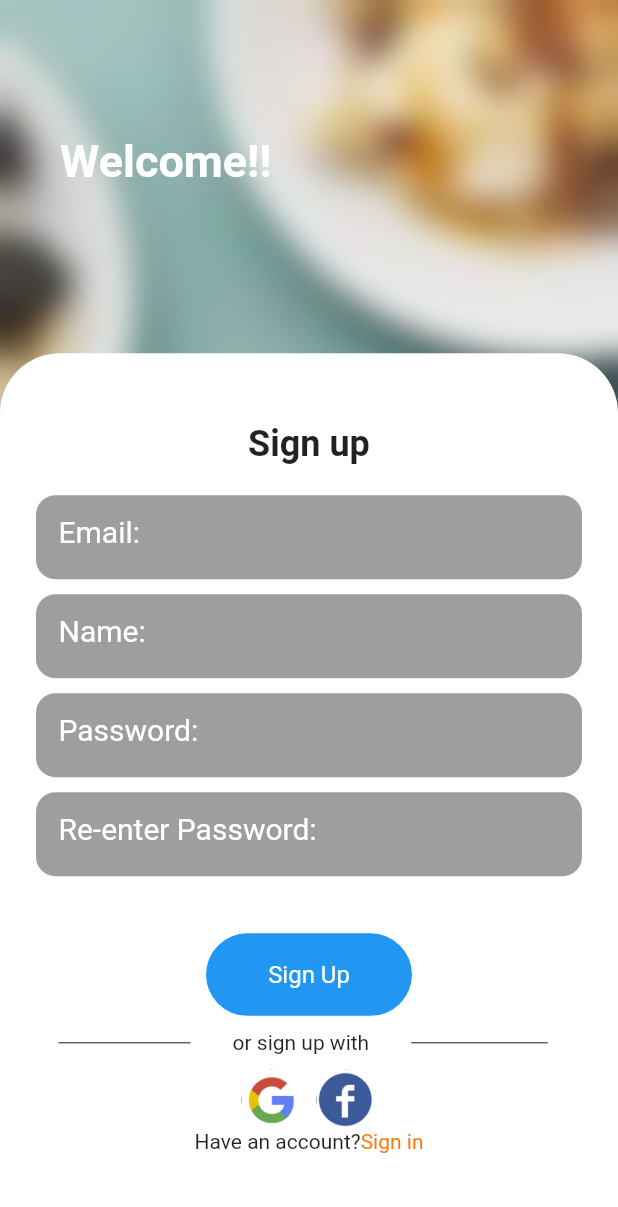
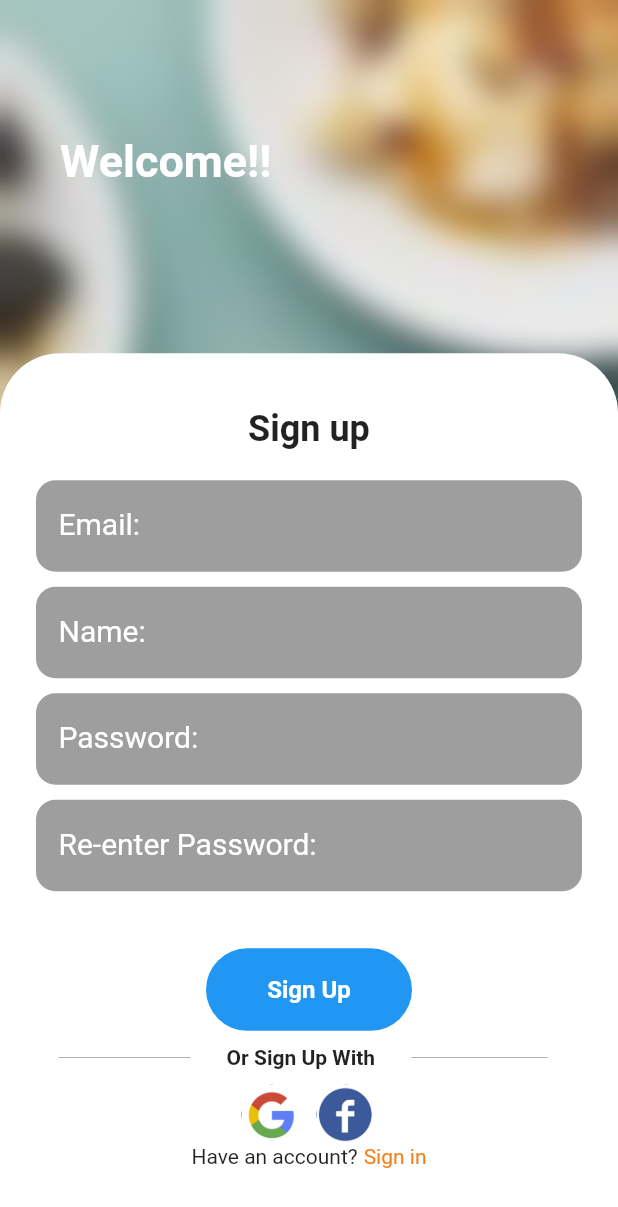
Before and after one commit to jomey-12/News_Feed_app, a Flutter app: the screen it shows after launch, after a tap on "Sign up", on a phone screen of 412 x 824 dp. Shown: the top 1207 px of the screen. Run offline on Flutter 3.47's test engine with Material 2 defaults, Android fonts, the light colour scheme and no system bars; our stand-ins replace email_validator, shared_preferences; network calls fail; statements that could not run were skipped.

Commit message:
new commit

```diff
--- a/lib/screens/signin.dart
+++ b/lib/screens/signin.dart
@@ -164,7 +164,7 @@ class _SignInState extends State<SignIn> {
                                             BorderRadius.circular(13)),
                                     child: Padding(
                                       padding: const EdgeInsets.only(
-                                          left: 15, bottom: 8),
+                                          left: 15, bottom: 8, top: 5),
                                       child: TextFormField(
                                         style: TextStyle(color: Colors.white),
                                         validator: (value) =>
@@ -195,7 +195,7 @@ class _SignInState extends State<SignIn> {
                                             BorderRadius.circular(13)),
                                     child: Padding(
                                       padding: const EdgeInsets.only(
-                                          left: 15, bottom: 8),
+                                          left: 15, bottom: 8, top: 5),
                                       child: TextFormField(
                                         obscureText: true,
                                         style: TextStyle(color: Colors.white),
@@ -275,8 +275,8 @@ class _SignInState extends State<SignIn> {
                                                 4,
                                         child: Divider(
                                           color: Colors.black,
-                                          height: 10,
-                                          thickness: .6,
+                                          height: 5,
+                                          thickness: .2,
                                           indent: 15,
                                           endIndent: 0,
                                         ),
@@ -287,15 +287,19 @@ class _SignInState extends State<SignIn> {
                                                   .size
                                                   .width /
                                               2.8,
-                                          child: Text("or sign up with")),
+                                          child: Text(
+                                            "Or Sign In With",
+                                            style: TextStyle(
+                                                fontWeight: FontWeight.bold),
+                                          )),
                                       Container(
                                         width:
                                             MediaQuery.of(context).size.width /
                                                 4,
                                         child: Divider(
                                           color: Colors.black,
-                                          height: 10,
-                                          thickness: .6,
+                                          height: 5,
+                                          thickness: .2,
                                           indent: 0,
                                           endIndent: 12,
                                         ),
@@ -378,6 +382,7 @@ Widget bluebutton({
       style: TextStyle(
         color: Colors.white,
         fontSize: 16,
+        fontWeight: FontWeight.bold,
       ),
     ),
   );
--- a/lib/screens/signup.dart
+++ b/lib/screens/signup.dart
@@ -132,7 +132,7 @@ class _SignUpState extends State<SignUp> {
                                             BorderRadius.circular(13)),
                                     child: Padding(
                                       padding: const EdgeInsets.only(
-                                          left: 15, bottom: 8),
+                                          left: 15, bottom: 8, top: 5),
                                       child: TextFormField(
                                         style: TextStyle(color: Colors.white),
                                         validator: (value) =>
@@ -163,7 +163,7 @@ class _SignUpState extends State<SignUp> {
                                             BorderRadius.circular(13)),
                                     child: Padding(
                                       padding: const EdgeInsets.only(
-                                          left: 15, bottom: 8),
+                                          left: 15, bottom: 8, top: 5),
                                       child: TextFormField(
                                         style: TextStyle(color: Colors.white),
                                         validator: (val) {
@@ -195,7 +195,7 @@ class _SignUpState extends State<SignUp> {
                                             BorderRadius.circular(13)),
                                     child: Padding(
                                       padding: const EdgeInsets.only(
-                                          left: 15, bottom: 8),
+                                          left: 15, bottom: 8, top: 5),
                                       child: TextFormField(
                                         obscureText: true,
                                         style: TextStyle(color: Colors.white),
@@ -230,7 +230,7 @@ class _SignUpState extends State<SignUp> {
                                             BorderRadius.circular(13)),
                                     child: Padding(
                                       padding: const EdgeInsets.only(
-                                          left: 15, bottom: 8),
+                                          left: 15, bottom: 8, top: 5),
                                       child: TextFormField(
                                         obscureText: true,
                                         style: TextStyle(color: Colors.white),
@@ -290,8 +290,8 @@ class _SignUpState extends State<SignUp> {
                                                 4,
                                         child: Divider(
                                           color: Colors.black,
-                                          height: 10,
-                                          thickness: .6,
+                                          height: 5,
+                                          thickness: .2,
                                           indent: 15,
                                           endIndent: 0,
                                         ),
@@ -302,15 +302,19 @@ class _SignUpState extends State<SignUp> {
                                                   .size
                                                   .width /
                                               2.8,
-                                          child: Text("or sign up with")),
+                                          child: Text(
+                                            "Or Sign Up With",
+                                            style: TextStyle(
+                                                fontWeight: FontWeight.bold),
+                                          )),
                                       Container(
                                         width:
                                             MediaQuery.of(context).size.width /
                                                 4,
                                         child: Divider(
                                           color: Colors.black,
-                                          height: 10,
-                                          thickness: .6,
+                                          height: 5,
+                                          thickness: .2,
                                           indent: 0,
                                           endIndent: 12,
                                         ),
@@ -335,6 +339,9 @@ class _SignUpState extends State<SignUp> {
                                     mainAxisAlignment: MainAxisAlignment.center,
                                     children: [
                                       Text("Have an account?"),
+                                      SizedBox(
+                                        width: 4,
+                                      ),
                                       InkWell(
                                         child: Text("Sign in",
                                             style: TextStyle(
@@ -389,6 +396,7 @@ Widget bluebutton({
       style: TextStyle(
         color: Colors.white,
         fontSize: 16,
+        fontWeight: FontWeight.bold,
       ),
     ),
   );
```
